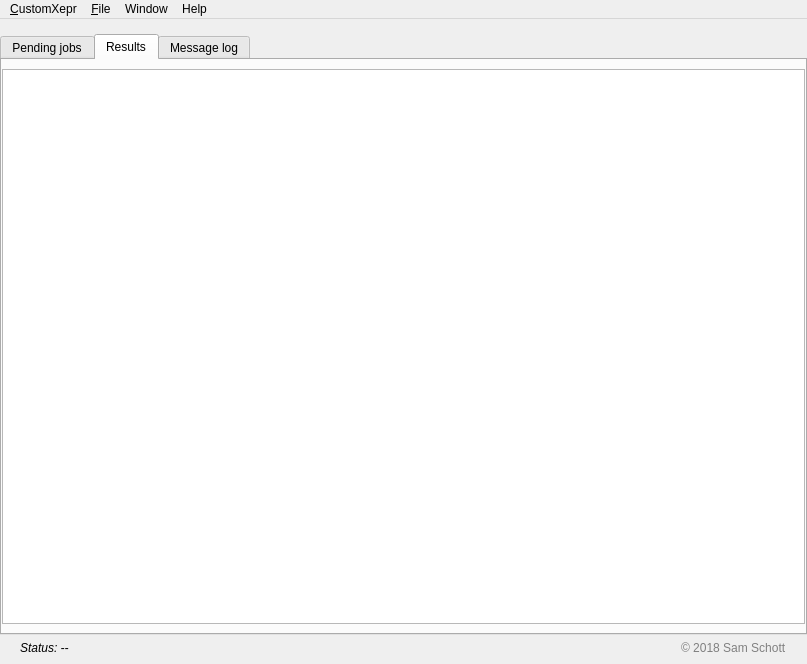
Qt form customxepr/customxepr_ui_linux.ui (OE-FET/customxepr) before a commit.
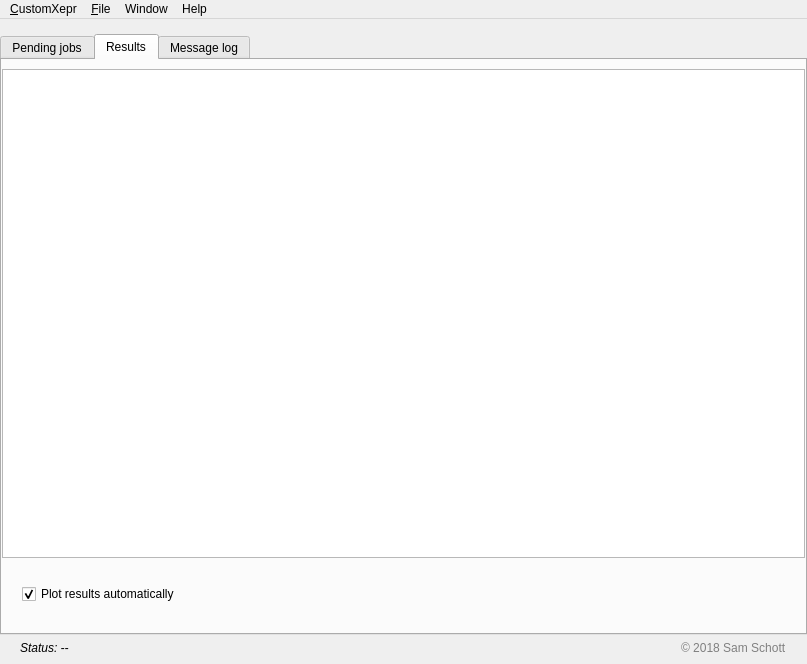
The same form after that commit. The open tabs and pages were chosen to show the change. Custom widgets are drawn as their Qt base class.

Diff of the .ui file:
```diff
--- a/customxepr/customxepr_ui_linux.ui
+++ b/customxepr/customxepr_ui_linux.ui
@@ -424,6 +424,32 @@
           </property>
          </widget>
         </item>
+        <item row="1" column="0">
+         <layout class="QGridLayout" name="gridLayout_2">
+          <property name="leftMargin">
+           <number>20</number>
+          </property>
+          <property name="topMargin">
+           <number>20</number>
+          </property>
+          <property name="rightMargin">
+           <number>20</number>
+          </property>
+          <property name="bottomMargin">
+           <number>20</number>
+          </property>
+          <item row="0" column="0">
+           <widget class="QCheckBox" name="checkBox">
+            <property name="text">
+             <string>Plot results automatically</string>
+            </property>
+            <property name="checked">
+             <bool>true</bool>
+            </property>
+           </widget>
+          </item>
+         </layout>
+        </item>
        </layout>
       </widget>
       <widget class="QWidget" name="tab_3">
```
Left out of the diff: 12 changed lines with no effect on the pictures.
